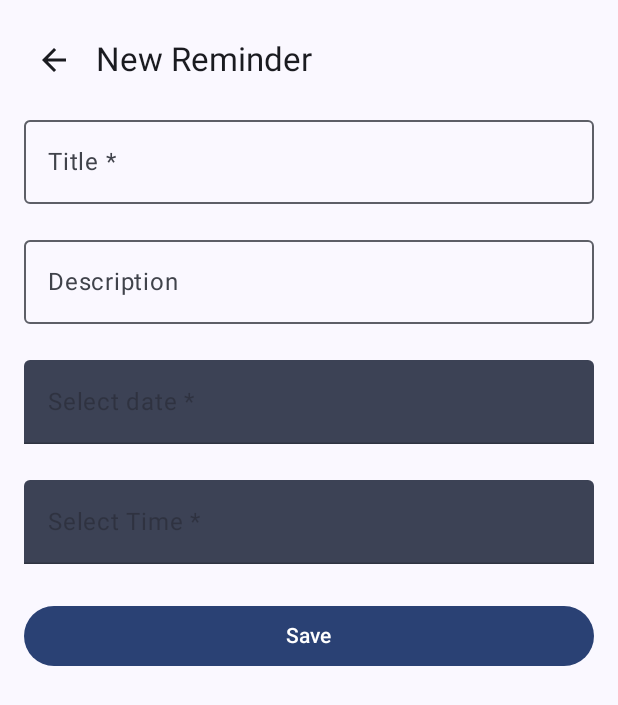
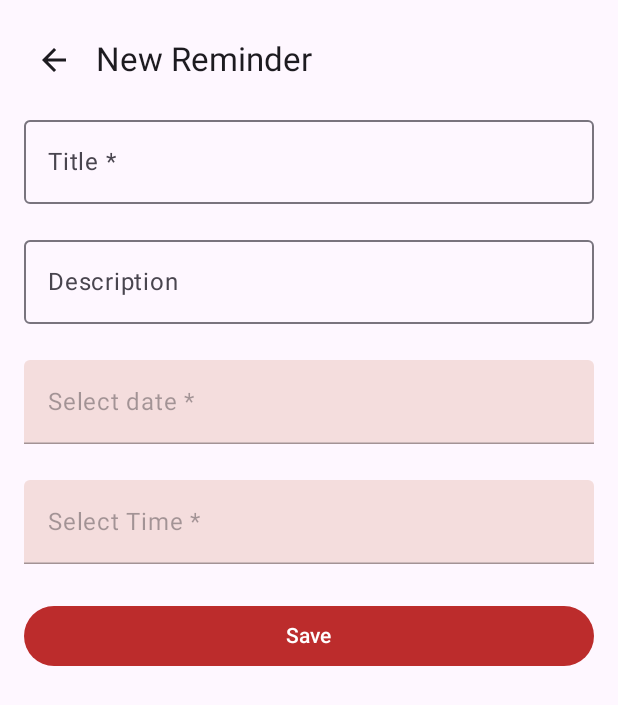
Before and after one commit to reisack/easy-reminder-v2, an Android app built with Jetpack Compose: the screen it shows after launch (MainActivity), after a tap on "Add a reminder", on a phone screen of 412 x 824 dp. Shown: the top 705 px of the screen. Run offline under Robolectric (Android 15) with nearby library versions, the phone set to English and light mode, and no system bars; our stand-ins replace Dagger/Hilt's generated code, Room's generated code.

Commit message:
Dark theme design (WIP) + Notification permission for API 33+

```diff
--- a/app/src/main/java/rek/remindme/ui/components/ReminderListComponents.kt
+++ b/app/src/main/java/rek/remindme/ui/components/ReminderListComponents.kt
@@ -1,16 +1,29 @@
 package rek.remindme.ui.components
 
+import android.Manifest
 import android.content.Context
+import android.content.pm.PackageManager
+import android.os.Build
+import androidx.activity.compose.rememberLauncherForActivityResult
+import androidx.activity.result.contract.ActivityResultContracts
 import androidx.annotation.StringRes
+import androidx.compose.foundation.background
+import androidx.compose.foundation.layout.Arrangement
 import androidx.compose.foundation.layout.Box
+import androidx.compose.foundation.layout.Column
+import androidx.compose.foundation.layout.Row
+import androidx.compose.foundation.layout.fillMaxSize
+import androidx.compose.foundation.layout.padding
 import androidx.compose.foundation.layout.wrapContentSize
 import androidx.compose.material.icons.Icons
 import androidx.compose.material.icons.filled.MoreVert
+import androidx.compose.material3.Button
 import androidx.compose.material3.DropdownMenu
 import androidx.compose.material3.DropdownMenuItem
 import androidx.compose.material3.ExperimentalMaterial3Api
 import androidx.compose.material3.Icon
 import androidx.compose.material3.IconButton
+import androidx.compose.material3.MaterialTheme
 import androidx.compose.material3.SnackbarHostState
 import androidx.compose.material3.Text
 import androidx.compose.material3.TopAppBar
@@ -24,7 +37,12 @@ import androidx.compose.ui.Modifier
 import androidx.compose.ui.platform.LocalContext
 import androidx.compose.ui.platform.LocalUriHandler
 import androidx.compose.ui.res.stringResource
+import androidx.compose.ui.text.font.FontWeight
+import androidx.compose.ui.text.style.TextAlign
 import androidx.compose.ui.tooling.preview.Preview
+import androidx.compose.ui.unit.dp
+import androidx.compose.ui.zIndex
+import androidx.core.content.ContextCompat
 import rek.remindme.R
 import rek.remindme.ui.theme.MyApplicationTheme
 
@@ -106,6 +124,55 @@ internal fun ReminderListTopAppBar(
     )
 }
 
+@Composable
+internal fun NotificationPermission() {
+    if (Build.VERSION.SDK_INT >= Build.VERSION_CODES.TIRAMISU) {
+        val context = LocalContext.current
+
+        val hasPermission =
+            ContextCompat.checkSelfPermission(context,
+                Manifest.permission.POST_NOTIFICATIONS
+            ) == PackageManager.PERMISSION_GRANTED
+
+        val hasNotificationPermission = remember { mutableStateOf(hasPermission) }
+
+        val permissionLauncher = rememberLauncherForActivityResult(
+            contract = ActivityResultContracts.RequestPermission(),
+            onResult = { isGranted -> hasNotificationPermission.value = isGranted }
+        )
+
+        if (!hasNotificationPermission.value) {
+            Column(verticalArrangement = Arrangement.Center,
+                horizontalAlignment = Alignment.CenterHorizontally,
+                modifier = Modifier
+                    .fillMaxSize()
+                    .padding(16.dp)
+                    .zIndex(10f)
+                    .background(MaterialTheme.colorScheme.background)
+            ) {
+                Row {
+                    Text(
+                        textAlign = TextAlign.Center,
+                        text = stringResource(id = R.string.message_authorize_notifications_1)
+                    )
+                }
+                Row {
+                    Text(
+                        textAlign = TextAlign.Center,
+                        fontWeight = FontWeight.Bold,
+                        text = stringResource(id = R.string.message_authorize_notifications_2)
+                    )
+                }
+                Row {
+                    Button(onClick = { permissionLauncher.launch(Manifest.permission.POST_NOTIFICATIONS) }) {
+                        Text(text = stringResource(id = R.string.button_authorize_notifications))
+                    }
+                }
+            }
+        }
+    }
+}
+
 @Preview(showBackground = true)
 @Composable
 private fun ReminderListTopAppBarPreview() {
--- a/app/src/main/java/rek/remindme/ui/reminder/ReminderListScreen.kt
+++ b/app/src/main/java/rek/remindme/ui/reminder/ReminderListScreen.kt
@@ -40,6 +40,7 @@ import rek.remindme.R
 import rek.remindme.common.DateTimeHelper
 import rek.remindme.data.di.FakeReminderRepository
 import rek.remindme.data.local.database.Reminder
+import rek.remindme.ui.components.NotificationPermission
 import rek.remindme.ui.components.ReminderListSnackbarMessage
 import rek.remindme.ui.components.ReminderListSnackbarMessageOnLoad
 import rek.remindme.ui.components.ReminderListTopAppBar
@@ -61,6 +62,7 @@ fun ReminderListScreen(
     val snackbarMessageRes by viewModel.snackbarMessageRes.collectAsStateWithLifecycle()
     val alertDialogOpened = remember { mutableStateOf(false) }
 
+    NotificationPermission()
     BackHandler(onBack = onBackButtonPressed)
     Scaffold(
         snackbarHost = { SnackbarHost(snackbarHostState) },
--- a/app/src/main/java/rek/remindme/ui/theme/Color.kt
+++ b/app/src/main/java/rek/remindme/ui/theme/Color.kt
@@ -2,13 +2,8 @@ package rek.remindme.ui.theme
 
 import androidx.compose.ui.graphics.Color
 
-val Purple80 = Color(0xFFD0BCFF)
-val PurpleGrey80 = Color(0xFFCCC2DC)
-val Pink80 = Color(0xFFEFB8C8)
-
-val Purple40 = Color(0xFF6650a4)
-val PurpleGrey40 = Color(0xFF625b71)
-val Pink40 = Color(0xFF7D5260)
-
 val Red80 = Color(0xFFBC2C2C)
 val Red20 = Color(0xFFF4DDDD)
+
+val Red80Dark = Color(0xFFBC2C2C)
+val RedGrey = Color(0xFF642E2E)
--- a/app/src/main/java/rek/remindme/ui/theme/Theme.kt
+++ b/app/src/main/java/rek/remindme/ui/theme/Theme.kt
@@ -17,14 +17,16 @@ import androidx.compose.ui.platform.LocalView
 import androidx.core.view.WindowCompat
 
 private val _darkColorScheme = darkColorScheme(
-    primary = Red80,
-    secondary = Red20,
+    primary = Red80Dark,
+    onPrimary = Color.White,
+    secondary = RedGrey,
     tertiary = Color.DarkGray,
-    onTertiary = Color.LightGray
+    onTertiary = Color.LightGray,
 )
 
 private val _lightColorScheme = lightColorScheme(
     primary = Red80,
+    onPrimary = Color.White,
     secondary = Red20,
     tertiary = Color.White,
     onTertiary = Color.Black
@@ -48,10 +50,11 @@ fun MyApplicationTheme(
     content: @Composable () -> Unit
 ) {
     val colorScheme = when {
-        dynamicColor && Build.VERSION.SDK_INT >= Build.VERSION_CODES.S -> {
+        // TODO : First, we fix darkTheme and then, we'll see if we use dynamicColor or not
+        /*dynamicColor && Build.VERSION.SDK_INT >= Build.VERSION_CODES.S -> {
             val context = LocalContext.current
             if (darkTheme) dynamicDarkColorScheme(context) else dynamicLightColorScheme(context)
-        }
+        }*/
         darkTheme -> _darkColorScheme
         else -> _lightColorScheme
     }
--- a/app/src/main/res/values/strings.xml
+++ b/app/src/main/res/values/strings.xml
@@ -56,4 +56,7 @@
     <string name="title_validation">Title must be under 50 characters</string>
     <string name="description_validation">Description must be under 200 characters</string>
     <string name="privacy">Privacy policy</string>
+    <string name="button_authorize_notifications">Authorize notifications</string>
+    <string name="message_authorize_notifications_1">You need to authorize notifications for this app to get your reminders notified.</string>
+    <string name="message_authorize_notifications_2">You won\'t never receive a notification that is not one of your reminders.</string>
 </resources>
```
Also changed, not shown: 1 other file.
